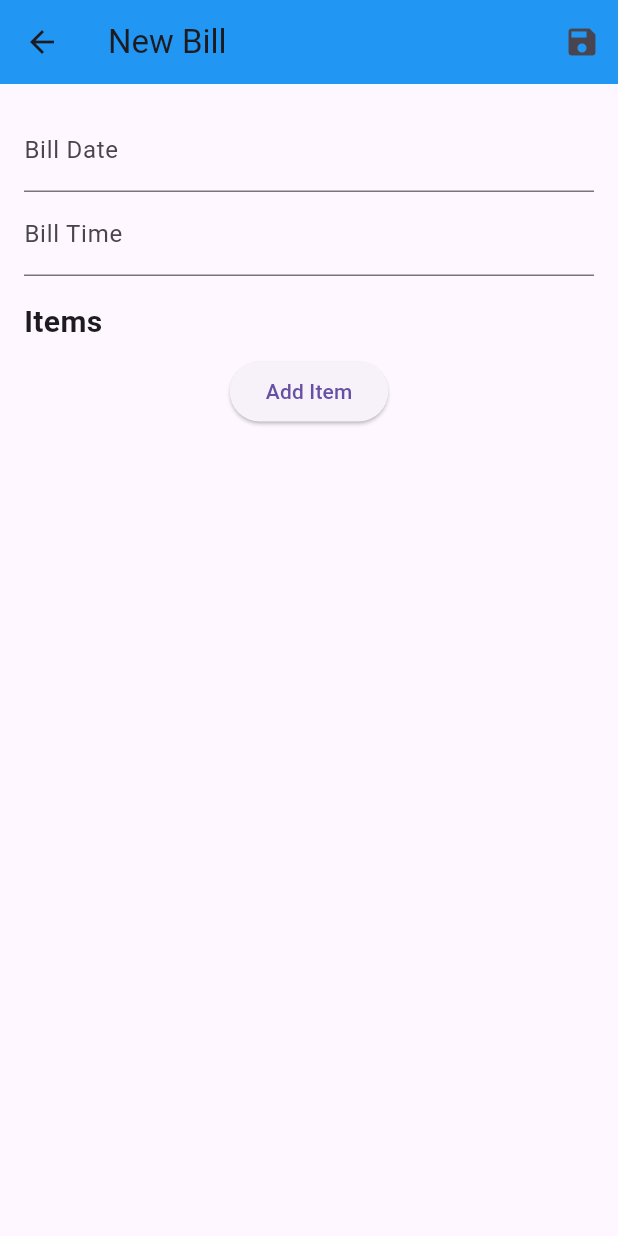
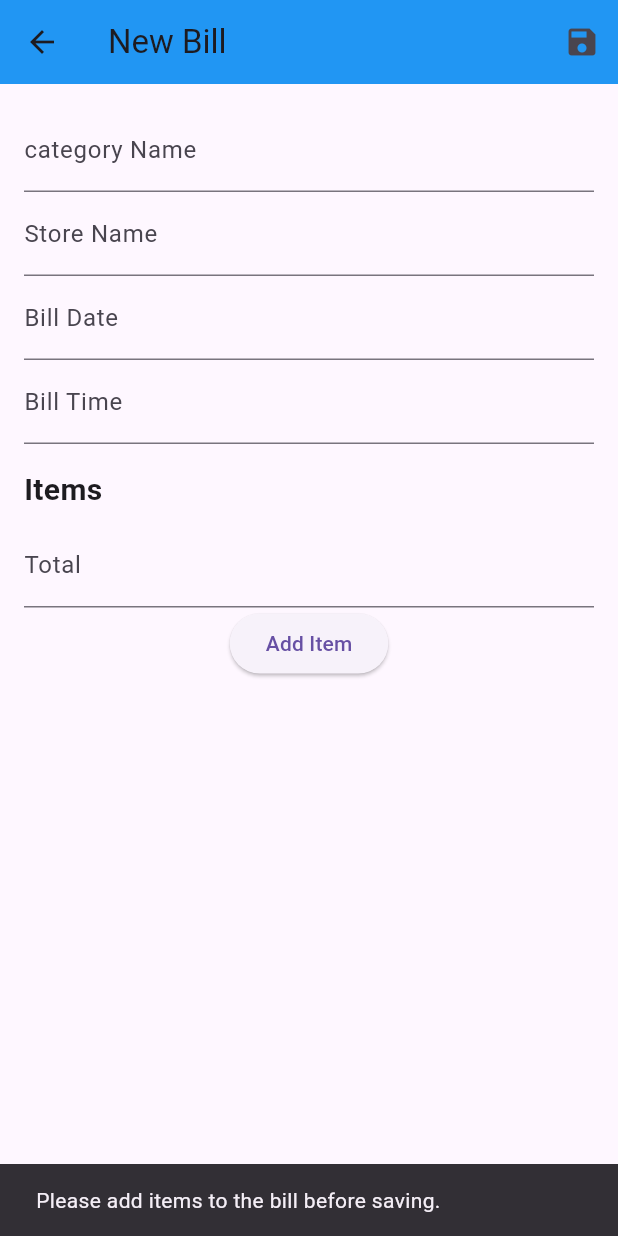
Before and after one commit to Apeto13/IS_499, a Flutter app: the NewBillView screen opened by its route, after a tap on "Add Item", after a tap on the "delete" icon, after a tap on the "save" icon, on a phone screen of 412 x 824 dp. Run offline on Flutter 3.47's test engine with Material 3 defaults, Android fonts, the light colour scheme and no system bars; our stand-ins replace cloud_firestore, firebase_auth, firebase_core, sqflite; accounts and stored records are empty.

Commit message:
finalize database and migrating to a cloud provider

```diff
--- a/fotrah/lib/services/auth/CRUD/crud_exceptions.dart
+++ b/fotrah/lib/services/auth/CRUD/crud_exceptions.dart
@@ -15,3 +15,7 @@ class CouldNotFindUser implements Exception {}
 class CouldNotFindBill implements Exception {}
 
 class CouldNotUpdateBill implements Exception{}
+
+class CouldNotFindCompany implements Exception{}
+
+class CouldNotFindCategory implements Exception{}
--- a/fotrah/lib/services/auth/auth_user.dart
+++ b/fotrah/lib/services/auth/auth_user.dart
@@ -3,18 +3,21 @@ import 'package:flutter/material.dart';
 
 @immutable
 class AuthUser {
+  final String id;
   final bool isEmailVerified;
-  final String? email;
+  final String email;
 
   const AuthUser({
+    required this.id,
     required this.email,
     required this.isEmailVerified,
   });
 
   factory AuthUser.fromFirebase(User user) {
     return AuthUser(
-      email: user.email ,
+      email: user.email!,
       isEmailVerified:user.emailVerified,
+      id: user.uid ,
     );
   }
 }
--- /dev/null
+++ b/fotrah/lib/services/cloud/firebase_cloud_storage.dart
@@ -0,0 +1,44 @@
+
+import 'package:cloud_firestore/cloud_firestore.dart';
+import 'package:fotrah/services/cloud/cloud_bill.dart';
+
+class FirebaseCloudStorage {
+  static final FirebaseCloudStorage _shared = FirebaseCloudStorage._sharedInstance();
+  FirebaseCloudStorage._sharedInstance();
+  factory FirebaseCloudStorage() => _shared; // This is a singleton
+
+  final bills = FirebaseFirestore.instance.collection('bill');
+
+  Future<void> createNewBill({
+    required String userId,
+    required double total,
+    required Timestamp billDateTime, // This combines date and time
+    required String companyId,
+    required String categoryId,
+    required List<Map<String, dynamic>> items,
+  }) async {
+    try {
+      await bills.add({
+        'userId': userId,
+        'total': total,
+        'billDateAndTime': billDateTime,
+        'companyId': companyId,
+        'categoryId': categoryId,
+        'items': items.map((item) => {
+          'itemName': item['itemName'],
+          'type': item['type'],
+          'price': item['price'],
+          'quantity': item['quantity'],
+        }).toList(),
+      });
+      print("Bill created successfully.");
+    } catch (e) {
+      print("Error creating bill: $e");
+      throw Exception("Failed to create bill");
+    }
+  }
+
+Stream<List<CloudBill>> getBills() {
+    return bills.snapshots().map((snapshot) => snapshot.docs.map((doc) => CloudBill.fromSnapshot(doc)).toList());
+  }
+}
--- a/fotrah/lib/views/bills/new_bill_view.dart
+++ b/fotrah/lib/views/bills/new_bill_view.dart
@@ -14,8 +14,12 @@ class _NewBillViewState extends State<NewBillView> {
   late final billsService _billsService;
   late final TextEditingController _billDateController;
   late final TextEditingController _billTimeController;
+  late final TextEditingController _coNameController;
+  late final TextEditingController _cateNameController;
+  late final TextEditingController _totalController;
   List<DatabaseItem> _items = [];
   DatabaseBill? _bill;
+  bool _isCreatingBill = false;
 
   @override
   void initState() {
@@ -23,8 +27,10 @@ class _NewBillViewState extends State<NewBillView> {
     _billsService = billsService();
     _billDateController = TextEditingController();
     _billTimeController = TextEditingController();
+    _coNameController = TextEditingController();
+    _cateNameController = TextEditingController();
+    _totalController = TextEditingController();
     _billsService.open();
-    // Initially create a new bill when the page is loaded
     createNewBill();
   }
 
@@ -32,6 +38,9 @@ class _NewBillViewState extends State<NewBillView> {
   void dispose() {
     _billDateController.dispose();
     _billTimeController.dispose();
+    _coNameController.dispose(); // Dispose
+    _cateNameController.dispose(); // Dispose
+    _totalController.dispose();
     _billsService.close();
     super.dispose();
   }
@@ -39,11 +48,13 @@ class _NewBillViewState extends State<NewBillView> {
   void _addItem() {
     setState(() {
       _items.add(DatabaseItem(
-        itemID: _items.isNotEmpty ? _items.map((item) => item.itemID).reduce(max) + 1 : 1,
-        itemName: '',
-        type: '',
+        itemID: _items.isNotEmpty
+            ? _items.map((item) => item.itemID).reduce(max) + 1
+            : 1,
+        itemName: 'Example Item',
+        type: 'Example Type',
         price: 0.0,
-        quantity: 0,
+        quantity: 2,
         billID: _bill?.billID ?? 0,
       ));
     });
@@ -56,47 +67,82 @@ class _NewBillViewState extends State<NewBillView> {
   }
 
   Future<void> createNewBill() async {
+    // Prevent creation if currently creating a bill or if there are no items.
+    if (_isCreatingBill || _items.isEmpty) return;
+
+    _isCreatingBill = true;
+    try {
       final currUser = AuthService.firebase().currentUser!;
       final email = currUser.email!;
       final owner = await _billsService.getOrCreateUser(email: email);
 
+      // Only proceed with bill creation if _bill is null, ensuring no duplicate creations.
+
+
+      if (_bill == null) {
         final newBill = await _billsService.createBill(
           ownerOfBill: owner,
           items: _items,
+          coName: _coNameController.text,
+          cateName: _cateNameController.text,
           billDate: _billDateController.text,
           billTime: _billTimeController.text,
+          total: double.tryParse(_totalController.text) ??
+              0.0, // Ensure to parse total here too.
         );
 
         setState(() {
           _bill = newBill;
         });
       }
+    } catch (e) {
+      print(e.toString());
+    } finally {
+      _isCreatingBill = false;
+    }
+  }
 
   void _updateBill() async {
-    if (_bill == null) {
-      await createNewBill();
+    //print("Update bill started");
+    if (_items.isEmpty || _totalController.text == "") {
+      ScaffoldMessenger.of(context).showSnackBar(const SnackBar(
+          content: Text('Please add items to the bill before saving.')));
       return;
     }
+    //print(_bill.toString());
+    if (_bill == null) {
+      // If somehow we got here without a bill, try creating it first.
+      await createNewBill();
+      if (_bill == null) {
+        // If still null, something went wrong, and we cannot proceed.
+        return;
+      }
+    }
+
      try {
+      final double total = double.tryParse(_totalController.text) ??
+          0.0; // Parse total from input
       await _billsService.updateBill(
         billId: _bill!.billID,
         billDate: _billDateController.text,
         billTime: _billTimeController.text,
         items: _items,
+        total: total, // Pass total to update
       );
-      ScaffoldMessenger.of(context).showSnackBar(SnackBar(content: Text('Bill updated successfully')));
+      ScaffoldMessenger.of(context).showSnackBar(
+          const SnackBar(content: Text('Bill updated successfully')));
     } catch (e) {
-      ScaffoldMessenger.of(context).showSnackBar(SnackBar(content: Text('Error updating bill: $e')));
+      ScaffoldMessenger.of(context)
+          .showSnackBar(SnackBar(content: Text('Error updating bill: $e')));
+      print(e);
     }
   }
 
   Widget _buildItemInput(DatabaseItem item) {
-  // Assuming each item has unique TextEditingController instances.
-  // If not, you'll need to initialize them elsewhere and ensure they are disposed of properly.
-  TextEditingController nameController = TextEditingController(text: item.itemName);
-  TextEditingController typeController = TextEditingController(text: item.type);
-  TextEditingController priceController = TextEditingController(text: item.price.toString());
-  TextEditingController quantityController = TextEditingController(text: item.quantity.toString());
+    TextEditingController nameController = TextEditingController(text: '');
+    TextEditingController typeController = TextEditingController(text: '');
+    TextEditingController priceController = TextEditingController(text: '');
+    TextEditingController quantityController = TextEditingController(text: '');
 
     nameController.addListener(() {
       item.itemName = nameController.text;
@@ -119,7 +165,8 @@ class _NewBillViewState extends State<NewBillView> {
           child: TextFormField(
             controller: nameController,
             decoration: InputDecoration(labelText: 'ItemName'),
-          keyboardType: TextInputType.multiline,
+            keyboardType: TextInputType.text,
+            maxLines: null,
           ),
         ),
         SizedBox(width: 10),
@@ -127,7 +174,8 @@ class _NewBillViewState extends State<NewBillView> {
           child: TextFormField(
             controller: typeController,
             decoration: InputDecoration(labelText: 'Type'),
-          keyboardType: TextInputType.multiline,
+            keyboardType: TextInputType.text,
+            maxLines: null,
           ),
         ),
         SizedBox(width: 10),
@@ -135,7 +183,8 @@ class _NewBillViewState extends State<NewBillView> {
           child: TextFormField(
             controller: priceController,
             decoration: InputDecoration(labelText: 'Price'),
-          keyboardType: TextInputType.multiline,
+            keyboardType: TextInputType.number,
+            maxLines: null,
           ),
         ),
         SizedBox(width: 10),
@@ -143,7 +192,8 @@ class _NewBillViewState extends State<NewBillView> {
           child: TextFormField(
             controller: quantityController,
             decoration: InputDecoration(labelText: 'Quantity'),
-          keyboardType: TextInputType.multiline,
+            keyboardType: TextInputType.number,
+            maxLines: null,
           ),
         ),
         IconButton(
@@ -178,16 +228,26 @@ class _NewBillViewState extends State<NewBillView> {
             crossAxisAlignment: CrossAxisAlignment.start,
             children: [
               TextFormField(
+                controller: _cateNameController,
+                decoration: InputDecoration(labelText: 'category Name'),
+                keyboardType: TextInputType.text,
+              ),
+              TextFormField(
+                controller: _coNameController,
+                decoration: InputDecoration(labelText: 'Store Name'),
+                keyboardType: TextInputType.text,
+              ),
+              TextFormField(
                 controller: _billDateController,
                 decoration: InputDecoration(labelText: 'Bill Date'),
-                keyboardType: TextInputType.multiline,
-                onChanged: (_) => _updateBill(),
+                keyboardType: TextInputType.datetime,
+                maxLines: null,
               ),
               TextFormField(
                 controller: _billTimeController,
                 decoration: InputDecoration(labelText: 'Bill Time'),
-                keyboardType: TextInputType.multiline,
-                onChanged: (_) => _updateBill(),
+                keyboardType: TextInputType.datetime,
+                maxLines: null,
               ),
               const SizedBox(height: 16),
               Text(
@@ -196,6 +256,12 @@ class _NewBillViewState extends State<NewBillView> {
               ),
               const SizedBox(height: 8),
               ..._items.map((item) => _buildItemInput(item)).toList(),
+              TextFormField(
+                controller: _totalController,
+                decoration: const InputDecoration(labelText: 'Total'),
+                keyboardType: TextInputType.number,
+                onChanged: (_) => {}, // Optionally handle onChanged
+              ),
               Center(
                 child: ElevatedButton(
                   onPressed: _addItem,
```
Also changed, not shown: fotrah/lib/services/auth/CRUD/bills_service.dart (+166 -74 lines), fotrah/lib/views/Register_view.dart (+13 -3 lines), fotrah/lib/views/bills/BillPage.dart (+69 -21 lines), fotrah/lib/services/cloud/cloud_bill.dart (added), fotrah/lib/services/cloud/cloud_storage_constants.dart (added), fotrah/lib/services/cloud/cloud_storage_exceptions.dart (added), 1 other file. Lines whose indentation alone changed are shown as unchanged.
